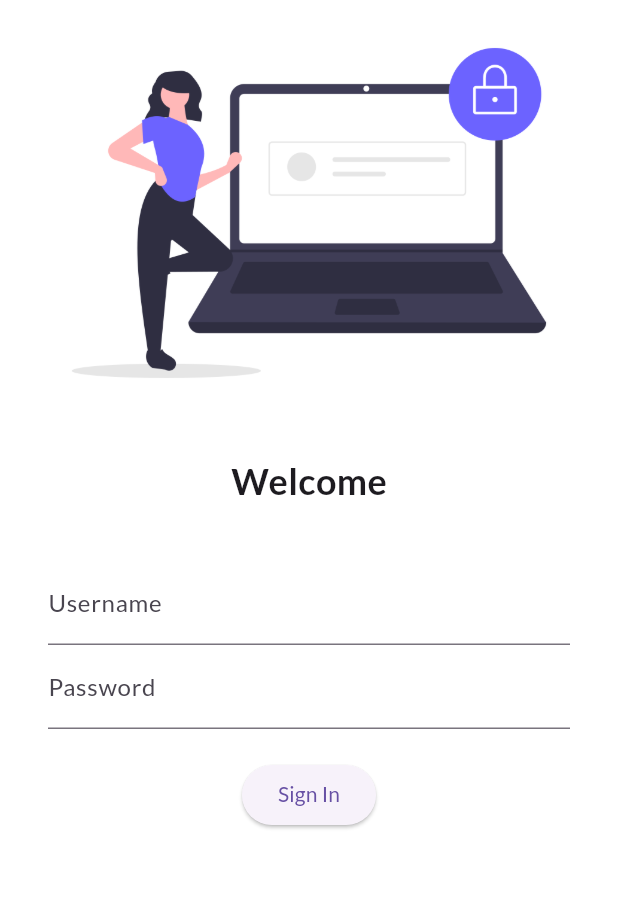
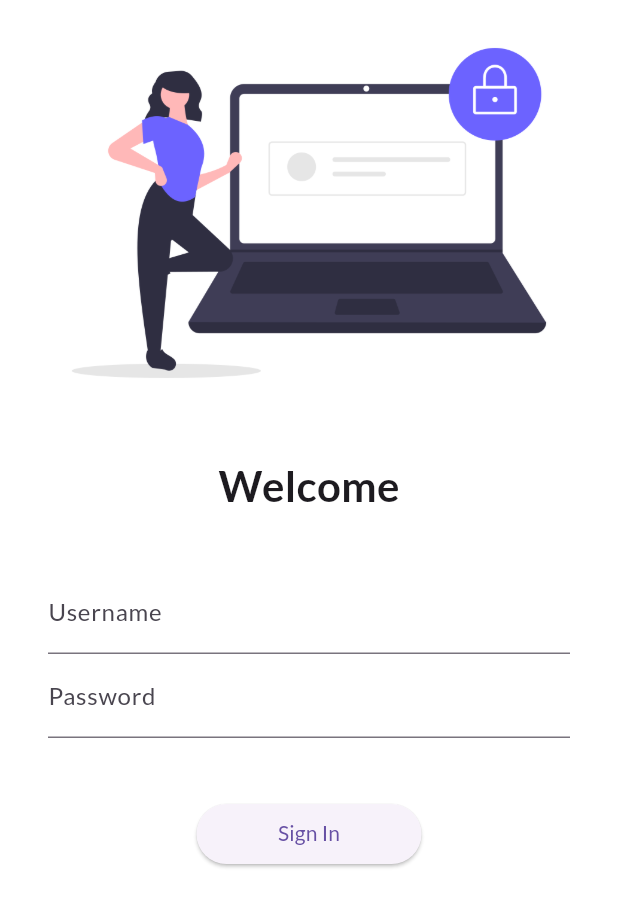
Before and after one commit to varunchopra-08/28DaysOfFlutter-, a Flutter app: the screen it shows after launch, on a phone screen of 412 x 824 dp. Shown: the top 907 px of the screen. Run offline on Flutter 3.47's test engine with Material 3 defaults, Android fonts, the phone set to English and light mode, and no system bars; our stand-ins replace google_fonts.

Commit message:
day 5 compeleted

```diff
--- a/lib/main.dart
+++ b/lib/main.dart
@@ -1,5 +1,6 @@
 import 'package:chapter_1/pages/home_page.dart';
 import 'package:chapter_1/pages/login_page.dart';
+import 'package:chapter_1/pages/utils/routes.dart';
 import 'package:flutter/material.dart';
 import 'package:google_fonts/google_fonts.dart';
 
@@ -25,8 +26,8 @@
 
         routes: {
           "/": (context) => LoginPage(),
-          "/home": (context) => HomePage(),
-          "/login": (context) => LoginPage(),
+          MyRoutes.homeRoute: (context) => HomePage(),
+          MyRoutes.loginRoute: (context) => LoginPage(),
         });
   }
 }
--- a/lib/pages/login_page.dart
+++ b/lib/pages/login_page.dart
@@ -1,3 +1,4 @@
+import "package:chapter_1/pages/utils/routes.dart";
 import "package:flutter/material.dart";
 
 class LoginPage extends StatelessWidget {
@@ -7,6 +8,7 @@
   Widget build(BuildContext context) {
     return Material(
         color: Colors.white,
+        child: SingleChildScrollView(
           child: Column(
             children: [
               Image.asset(
@@ -18,7 +20,7 @@
               ),
               Text(
                 "Welcome",
-              style: TextStyle(fontSize: 24, fontWeight: FontWeight.bold),
+                style: TextStyle(fontSize: 28, fontWeight: FontWeight.bold),
               ),
               SizedBox(
                 height: 20.0,
@@ -41,18 +43,19 @@
                     ),
                   ),
                   SizedBox(
-                  height: 20.0,
+                    height: 40.0,
                   ),
                   ElevatedButton(
                     onPressed: () {
-                    print('hi varun');
+                      Navigator.pushNamed(context, MyRoutes.homeRoute);
                     },
                     child: Text("Sign In"),
-                  style: TextButton.styleFrom(),
+                    style: TextButton.styleFrom(minimumSize: Size(150, 40)),
                   )
                 ]),
               ),
             ],
+          ),
         ));
   }
 }
--- /dev/null
+++ b/lib/pages/utils/routes.dart
@@ -0,0 +1,4 @@
+class MyRoutes{
+  static String loginRoute = "/login";
+  static String homeRoute = "/home";
+}
```
Lines whose indentation alone changed are shown as unchanged.
